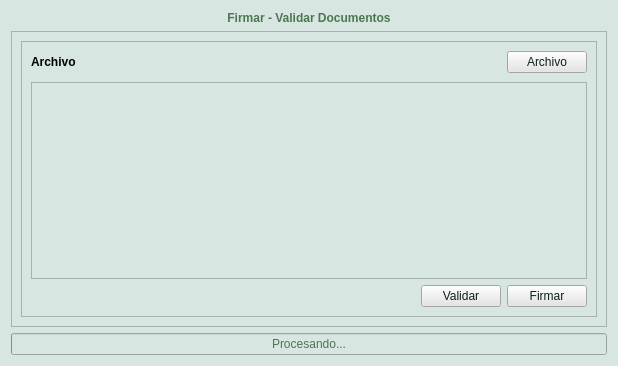
Old version of the form client_fva/ui/ui_elements/signvalidate.ui in the repository luisza/dfva_client.
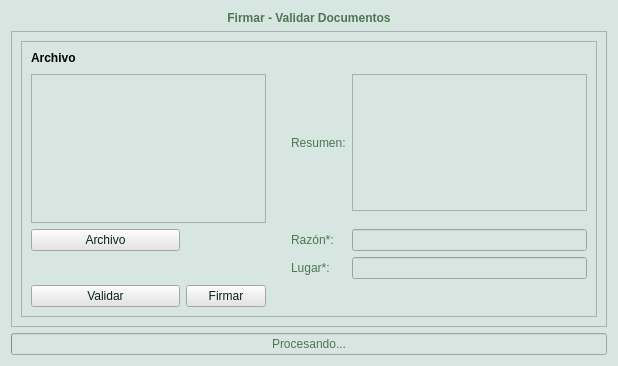
New version of the form. Icons and pictures are not drawn. Custom widgets are drawn as their Qt base class.

Commit message: Sign and validate process working with some bugs

The edit to the form file:
```diff
--- a/client_fva/ui/ui_elements/signvalidate.ui
+++ b/client_fva/ui/ui_elements/signvalidate.ui
@@ -66,7 +66,7 @@
         <x>0</x>
         <y>0</y>
         <width>598</width>
-        <height>286</height>
+        <height>288</height>
        </rect>
       </property>
       <layout class="QGridLayout" name="scrollAreaWidgetLayout">
@@ -105,13 +105,6 @@
             </property>
            </widget>
           </item>
-          <item row="5" column="0" colspan="4">
-           <widget class="QListWidget" name="filesWidget">
-            <property name="acceptDrops">
-             <bool>true</bool>
-            </property>
-           </widget>
-          </item>
           <item row="1" column="0">
            <spacer name="horizontalSpacer">
             <property name="orientation">
@@ -125,7 +118,20 @@
             </property>
            </spacer>
           </item>
-          <item row="0" column="3">
+          <item row="7" column="3">
+           <widget class="QLabel" name="label_razon">
+            <property name="toolTip">
+             <string>Solo en firmas de documentos PDF</string>
+            </property>
+            <property name="text">
+             <string>Razón*:</string>
+            </property>
+           </widget>
+          </item>
+          <item row="7" column="4">
+           <widget class="QLineEdit" name="razon"/>
+          </item>
+          <item row="7" column="0">
            <widget class="QPushButton" name="browseFiles">
             <property name="autoFillBackground">
              <bool>false</bool>
@@ -143,7 +149,43 @@
             </property>
            </widget>
           </item>
-          <item row="7" column="3">
+          <item row="9" column="0">
+           <widget class="QPushButton" name="validate">
+            <property name="enabled">
+             <bool>true</bool>
+            </property>
+            <property name="sizeIncrement">
+             <size>
+              <width>0</width>
+              <height>0</height>
+             </size>
+            </property>
+            <property name="baseSize">
+             <size>
+              <width>0</width>
+              <height>0</height>
+             </size>
+            </property>
+            <property name="styleSheet">
+             <string notr="true">color: rgb(11, 35, 21);
+background-color: rgb(229, 229, 229);</string>
+            </property>
+            <property name="text">
+             <string>Validar</string>
+            </property>
+            <property name="icon">
+             <iconset resource="resources.qrc">
+              <normaloff>:/images/validate.png</normaloff>:/images/validate.png</iconset>
+            </property>
+            <property name="iconSize">
+             <size>
+              <width>16</width>
+              <height>16</height>
+             </size>
+            </property>
+           </widget>
+          </item>
+          <item row="9" column="1">
            <widget class="QPushButton" name="sign">
             <property name="enabled">
              <bool>true</bool>
@@ -179,7 +221,17 @@
             </property>
            </widget>
           </item>
-          <item row="7" column="1">
+          <item row="3" column="0" rowspan="3" colspan="2">
+           <widget class="SignListAreaWidget" name="filesWidget">
+            <property name="acceptDrops">
+             <bool>true</bool>
+            </property>
+            <property name="viewMode">
+             <enum>QListView::ListMode</enum>
+            </property>
+           </widget>
+          </item>
+          <item row="9" column="2">
            <spacer name="horizontalSpacer_2">
             <property name="orientation">
              <enum>Qt::Horizontal</enum>
@@ -192,39 +244,26 @@
             </property>
            </spacer>
           </item>
-          <item row="7" column="2">
-           <widget class="QPushButton" name="validate">
-            <property name="enabled">
-             <bool>true</bool>
+          <item row="3" column="4">
+           <widget class="QTextEdit" name="resumen"/>
+          </item>
+          <item row="8" column="3">
+           <widget class="QLabel" name="label_lugar">
+            <property name="toolTip">
+             <string>Solo en firmas de documentos PDF</string>
             </property>
-            <property name="sizeIncrement">
-             <size>
-              <width>0</width>
-              <height>0</height>
-             </size>
-            </property>
-            <property name="baseSize">
-             <size>
-              <width>0</width>
-              <height>0</height>
-             </size>
-            </property>
-            <property name="styleSheet">
-             <string notr="true">color: rgb(11, 35, 21);
-background-color: rgb(229, 229, 229);</string>
-            </property>
             <property name="text">
-             <string>Validar</string>
+             <string>Lugar*:</string>
             </property>
-            <property name="icon">
-             <iconset resource="resources.qrc">
-              <normaloff>:/images/validate.png</normaloff>:/images/validate.png</iconset>
-            </property>
-            <property name="iconSize">
-             <size>
-              <width>16</width>
-              <height>16</height>
-             </size>
+           </widget>
+          </item>
+          <item row="8" column="4">
+           <widget class="QLineEdit" name="lugar"/>
+          </item>
+          <item row="3" column="3">
+           <widget class="QLabel" name="label_resumen">
+            <property name="text">
+             <string>Resumen:</string>
             </property>
            </widget>
           </item>
@@ -259,6 +298,13 @@
    </item>
   </layout>
  </widget>
+ <customwidgets>
+  <customwidget>
+   <class>SignListAreaWidget</class>
+   <extends>QListWidget</extends>
+   <header>client_fva/ui/custom_components/ownsignlistwidget.h</header>
+  </customwidget>
+ </customwidgets>
  <resources>
   <include location="resources.qrc"/>
  </resources>
```
The commit also changes 10 other files.
